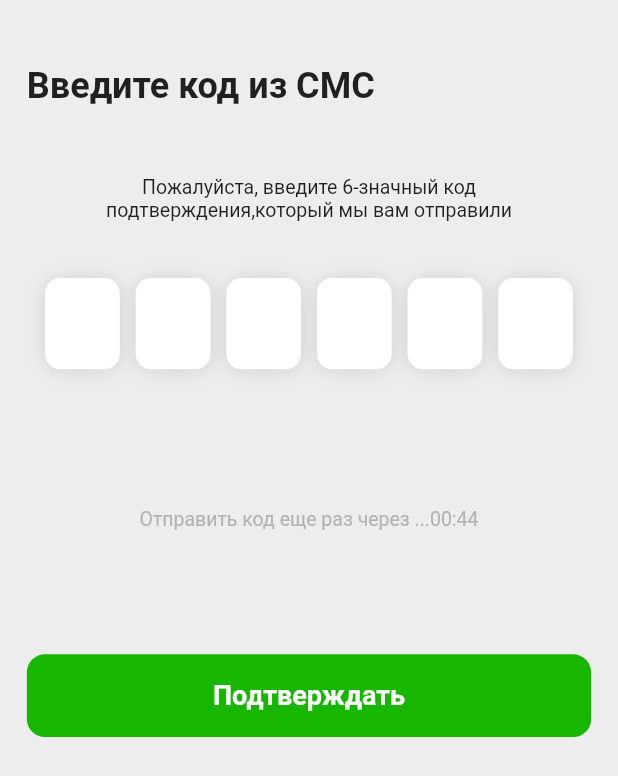
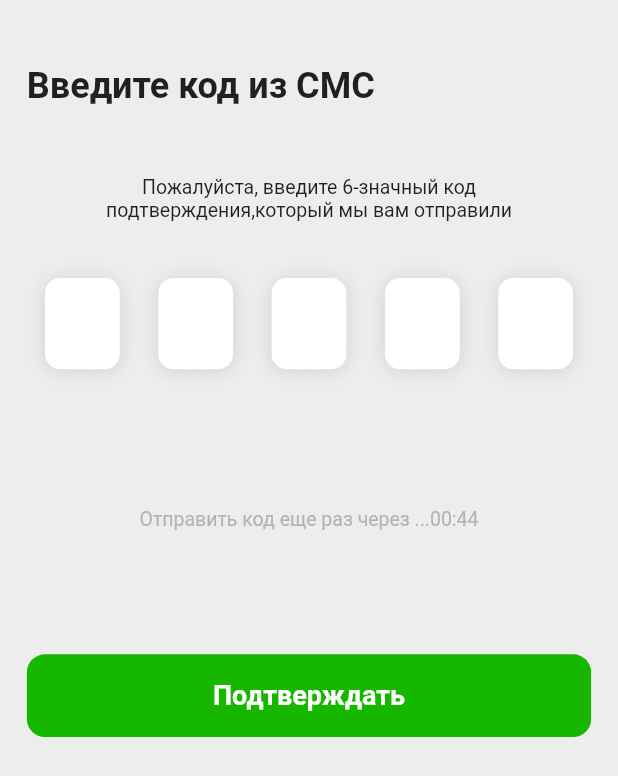
Before and after one commit to kurbanovxurshidbek/chayxana-mobile, a Flutter app: the SmsVerificationPage screen opened by its route, on a phone screen of 412 x 824 dp. Shown: the top 776 px of the screen. Run offline on Flutter 3.47's test engine with Material 2 defaults, Android fonts, the phone set to English and light mode, and no system bars; drawn by our look-alikes of pin_code_fields; our stand-ins replace cached_network_image, dio, flutter_svg, get, get_storage, intl_phone_field; accounts and stored records are empty.

Commit message:
in fixed some problems

```diff
--- a/lib/pages/intro/intro_page.dart
+++ b/lib/pages/intro/intro_page.dart
@@ -49,7 +49,7 @@ class IntroPage extends StatelessWidget {
                       smoothIndicator(_controller, 2),
                     ],
                   ),
-                  SizedBox(height: Get.height / 13.78),
+                  SizedBox(height: Get.height / 15),
 
                   ///### inter button
                   Container(
@@ -67,8 +67,8 @@ class IntroPage extends StatelessWidget {
                         ),
                       ),
                     ),
-                    width: MediaQuery.of(context).size.width / 1.6,
-                    height: MediaQuery.of(context).size.height / 16,
+                    width: Get.width / 1.6,
+                    height: Get.height / 16,
                     decoration: BoxDecoration(
                         color: AppColors.activeColor,
                         borderRadius: BorderRadius.circular(12)),
--- a/lib/pages/sms_verification/sms_verification_controller.dart
+++ b/lib/pages/sms_verification/sms_verification_controller.dart
@@ -4,7 +4,7 @@ import 'package:get/get.dart';
 class SmsVerificationController extends GetxController {
   /// #Otabek
   TextEditingController textEditingController = TextEditingController();
-  String keyOfVerifaction = "123456";
+  String keyOfVerifaction = "12345";
 
 // ignore: close_sinks
   bool hasError = false;
--- a/lib/pages/sms_verification/sms_verification_page.dart
+++ b/lib/pages/sms_verification/sms_verification_page.dart
@@ -66,7 +66,7 @@ class SmsVerificationPage extends StatelessWidget {
                                       color: AppColors.mainColor,
                                       fontWeight: FontWeight.bold,
                                     ),
-                                    length: 6,
+                                    length: 5,
                                     obscureText: true,
                                     obscuringCharacter: '*',
                                     blinkWhenObscuring: true,
```
Also changed, not shown: lib/pages/main/profile/profile_page.dart (+6 -4 lines).
